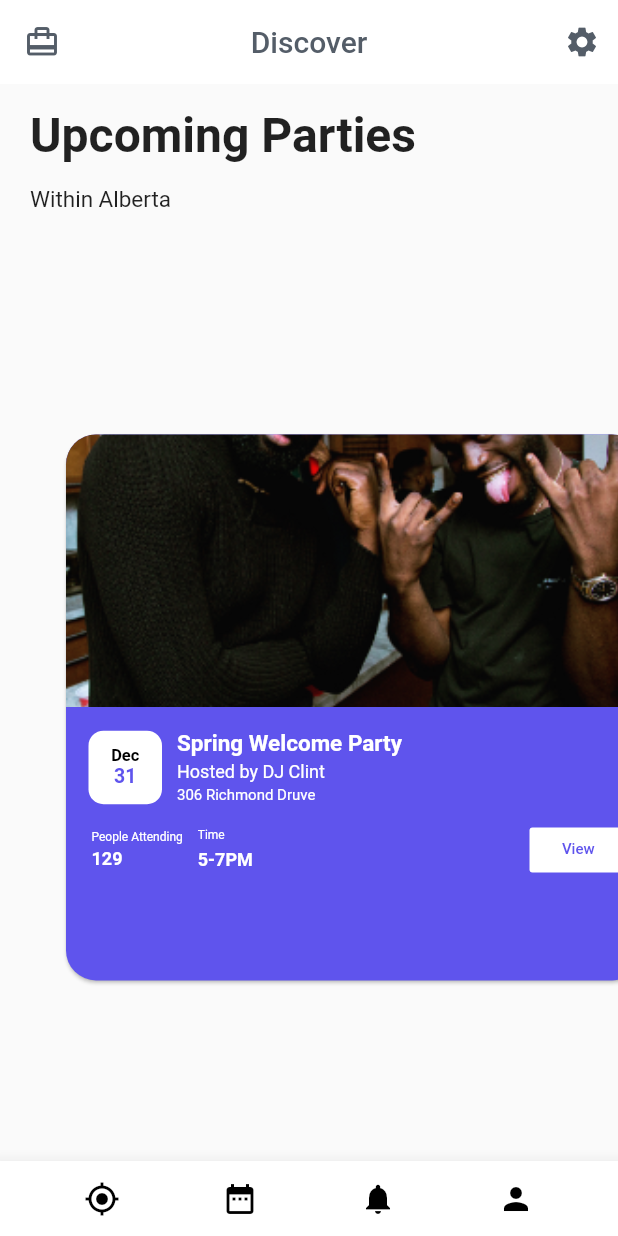
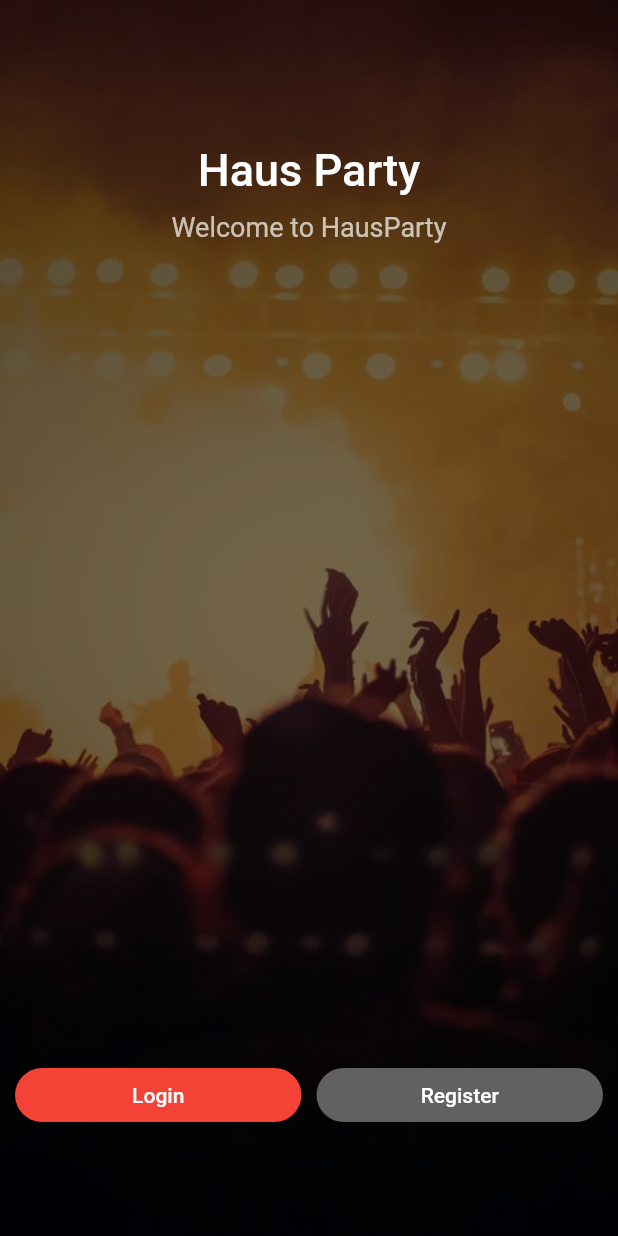
Before and after one commit to CalmExperts/Haus_party, a Flutter app: the screen it shows after launch, on a phone screen of 412 x 824 dp. Run offline on Flutter 3.47's test engine with Material 2 defaults, Android fonts, the phone set to English and light mode, and no system bars; our stand-ins replace flutter_credit_card, qr_flutter, table_calendar; missing offline and left inert: dart:ffi; Roboto replaces fonts that are missing (Varela).

Commit message:
most recent changes

```diff
--- /dev/null
+++ b/lib/auth_page.dart
@@ -0,0 +1,311 @@
+import 'package:flutter/material.dart';
+// import 'package:flutter_ui_challenges/core/presentation/res/assets.dart';
+// import 'package:font_awesome_flutter/font_awesome_flutter.dart';
+
+class AuthPage extends StatefulWidget {
+  static final String path = "lib/src/pages/login/auth3.dart";
+
+  @override
+  _AuthPageState createState() => _AuthPageState();
+}
+
+class _AuthPageState extends State<AuthPage> {
+  bool formVisible;
+  int _formsIndex;
+
+  @override
+  void initState() {
+    super.initState();
+    formVisible = false;
+    _formsIndex = 1;
+  }
+
+  @override
+  Widget build(BuildContext context) {
+    return Scaffold(
+        body: Container(
+      decoration: BoxDecoration(
+        image: DecorationImage(
+          image: AssetImage('assets/party_background.jpg'),
+          fit: BoxFit.cover,
+        ),
+      ),
+      child: Stack(
+        children: <Widget>[
+          Container(
+            color: Colors.black54,
+            child: Column(
+              children: <Widget>[
+                const SizedBox(height: kToolbarHeight + 40),
+                Expanded(
+                  child: Column(
+                    children: <Widget>[
+                      Text(
+                        "Haus Party",
+                        style: TextStyle(
+                          color: Colors.white,
+                          fontWeight: FontWeight.w500,
+                          fontSize: 30.0,
+                        ),
+                      ),
+                      const SizedBox(height: 10.0),
+                      Text(
+                        "Welcome to HausParty",
+                        style: TextStyle(
+                          color: Colors.white70,
+                          fontSize: 18.0,
+                        ),
+                        textAlign: TextAlign.center,
+                      ),
+                    ],
+                  ),
+                ),
+                const SizedBox(height: 10.0),
+                Row(
+                  children: <Widget>[
+                    const SizedBox(width: 10.0),
+                    Expanded(
+                      child: RaisedButton(
+                        color: Colors.red,
+                        textColor: Colors.white,
+                        elevation: 0,
+                        shape: RoundedRectangleBorder(
+                          borderRadius: BorderRadius.circular(20.0),
+                        ),
+                        child: Text("Login"),
+                        onPressed: () {
+                          setState(() {
+                            formVisible = true;
+                            _formsIndex = 1;
+                          });
+                        },
+                      ),
+                    ),
+                    const SizedBox(width: 10.0),
+                    Expanded(
+                      child: RaisedButton(
+                        color: Colors.grey.shade700,
+                        textColor: Colors.white,
+                        elevation: 0,
+                        shape: RoundedRectangleBorder(
+                          borderRadius: BorderRadius.circular(20.0),
+                        ),
+                        child: Text("Register"),
+                        onPressed: () {
+                          setState(() {
+                            formVisible = true;
+                            _formsIndex = 2;
+                          });
+                        },
+                      ),
+                    ),
+                    const SizedBox(width: 10.0),
+                  ],
+                ),
+                const SizedBox(height: 40.0),
+                // OutlineButton.icon(
+                //   borderSide: BorderSide(color: Colors.red),
+                //   color: Colors.red,
+                //   textColor: Colors.white,
+                //   shape: RoundedRectangleBorder(
+                //     borderRadius: BorderRadius.circular(20.0),
+                //   ),
+                //   icon: Icon(Ic),
+                //   label: Text("Continue with Google"),
+                //   onPressed: () {},
+                // ),
+                const SizedBox(height: 30.0),
+              ],
+            ),
+          ),
+          AnimatedSwitcher(
+            duration: Duration(milliseconds: 200),
+            child: (!formVisible)
+                ? null
+                : Container(
+                    color: Colors.black54,
+                    alignment: Alignment.center,
+                    child: Column(
+                      mainAxisSize: MainAxisSize.min,
+                      children: <Widget>[
+                        Row(
+                          mainAxisAlignment: MainAxisAlignment.center,
+                          children: <Widget>[
+                            RaisedButton(
+                              textColor: _formsIndex == 1
+                                  ? Colors.white
+                                  : Colors.black,
+                              color:
+                                  _formsIndex == 1 ? Colors.red : Colors.white,
+                              child: Text("Login"),
+                              shape: RoundedRectangleBorder(
+                                  borderRadius: BorderRadius.circular(20.0)),
+                              onPressed: () {
+                                setState(() {
+                                  _formsIndex = 1;
+                                });
+                              },
+                            ),
+                            const SizedBox(width: 10.0),
+                            RaisedButton(
+                              textColor: _formsIndex == 2
+                                  ? Colors.white
+                                  : Colors.black,
+                              color:
+                                  _formsIndex == 2 ? Colors.red : Colors.white,
+                              child: Text("Register"),
+                              shape: RoundedRectangleBorder(
+                                  borderRadius: BorderRadius.circular(20.0)),
+                              onPressed: () {
+                                setState(() {
+                                  _formsIndex = 2;
+                                });
+                              },
+                            ),
+                            const SizedBox(width: 10.0),
+                            IconButton(
+                              color: Colors.white,
+                              icon: Icon(Icons.clear),
+                              onPressed: () {
+                                setState(() {
+                                  formVisible = false;
+                                });
+                              },
+                            )
+                          ],
+                        ),
+                        Container(
+                          child: AnimatedSwitcher(
+                            duration: Duration(milliseconds: 300),
+                            child:
+                                _formsIndex == 1 ? LoginForm() : RegisterForm(),
+                          ),
+                        )
+                      ],
+                    ),
+                  ),
+          )
+        ],
+      ),
+    ));
+  }
+}
+
+class LoginForm extends StatelessWidget {
+  const LoginForm({
+    Key key,
+  }) : super(key: key);
+
+  @override
+  Widget build(BuildContext context) {
+    return Container(
+      margin: const EdgeInsets.all(16.0),
+      decoration: BoxDecoration(
+        color: Colors.white,
+        borderRadius: BorderRadius.circular(16.0),
+      ),
+      child: ListView(
+        shrinkWrap: true,
+        padding: const EdgeInsets.all(16.0),
+        children: <Widget>[
+          TextField(
+            decoration: InputDecoration(
+              hintText: "Enter email",
+              border: OutlineInputBorder(),
+            ),
+          ),
+          const SizedBox(height: 10.0),
+          TextField(
+            obscureText: true,
+            decoration: InputDecoration(
+              hintText: "Enter password",
+              border: OutlineInputBorder(),
+            ),
+          ),
+          const SizedBox(height: 10.0),
+          RaisedButton(
+            color: Colors.red,
+            textColor: Colors.white,
+            elevation: 0,
+            shape: RoundedRectangleBorder(
+              borderRadius: BorderRadius.circular(20.0),
+            ),
+            child: Text("Login"),
+            onPressed: () {
+              Navigator.pushNamed(context, '/');
+            },
+          ),
+        ],
+      ),
+    );
+  }
+}
+
+class RegisterForm extends StatelessWidget {
+  const RegisterForm({
+    Key key,
+  }) : super(key: key);
+
+  @override
+  Widget build(BuildContext context) {
+    return Container(
+      margin: const EdgeInsets.all(16.0),
+      decoration: BoxDecoration(
+        color: Colors.white,
+        borderRadius: BorderRadius.circular(16.0),
+      ),
+      child: ListView(
+        shrinkWrap: true,
+        padding: const EdgeInsets.all(16.0),
+        children: <Widget>[
+          TextField(
+            decoration: InputDecoration(
+              hintText: "Enter First Name",
+              border: OutlineInputBorder(),
+            ),
+          ),
+          const SizedBox(height: 10.0),
+          TextField(
+            decoration: InputDecoration(
+              hintText: "Enter Last Name",
+              border: OutlineInputBorder(),
+            ),
+          ),
+          const SizedBox(height: 10.0),
+          TextField(
+            decoration: InputDecoration(
+              hintText: "Enter Username",
+              border: OutlineInputBorder(),
+            ),
+          ),
+          const SizedBox(height: 10.0),
+          TextField(
+            decoration: InputDecoration(
+              hintText: "Enter email",
+              border: OutlineInputBorder(),
+            ),
+          ),
+          const SizedBox(height: 10.0),
+          TextField(
+            obscureText: true,
+            decoration: InputDecoration(
+              hintText: "Enter password",
+              border: OutlineInputBorder(),
+            ),
+          ),
+          const SizedBox(height: 10.0),
+          RaisedButton(
+            color: Colors.red,
+            textColor: Colors.white,
+            elevation: 0,
+            shape: RoundedRectangleBorder(
+              borderRadius: BorderRadius.circular(20.0),
+            ),
+            child: Text("Register"),
+            onPressed: () {},
+          ),
+        ],
+      ),
+    );
+  }
+}
--- a/lib/main.dart
+++ b/lib/main.dart
@@ -1,6 +1,7 @@
 import 'package:flutter/material.dart';
 import 'package:haus_party/home_cards.dart';
 import 'package:haus_party/home_page_alt.dart';
+import 'package:haus_party/routing.dart';
 
 import 'bottom_bar.dart';
 import 'location_settings.dart';
@@ -13,6 +14,8 @@ class MyApp extends StatelessWidget {
   Widget build(BuildContext context) {
     return MaterialApp(
       title: 'Haus Party',
+      initialRoute: '/auth',
+      routes: routes,
       theme: ThemeData(
         // This is the theme of your application.
         //
--- a/lib/page_description.dart
+++ b/lib/page_description.dart
@@ -35,7 +35,9 @@ class PartyDesc extends StatelessWidget {
                             color: Color(0xFF5F54ED),
                             size: 20,
                           ),
-                          onPressed: () {})),
+                          onPressed: () {
+                            Navigator.pop(context);
+                          })),
                 ),
                 Positioned(
                     top: 200,
--- /dev/null
+++ b/lib/routing.dart
@@ -0,0 +1,9 @@
+
+
+import 'package:haus_party/auth_page.dart';
+import 'package:haus_party/main.dart';
+
+final routes = {
+  // '/': (context) => new MyHomePage(),
+  '/auth': (context) => new AuthPage(),
+};
--- a/pubspec.yaml
+++ b/pubspec.yaml
@@ -58,6 +58,8 @@ flutter:
     - assets/henessy.png
     - assets/dom_perignon.png
     - assets/asset-3.png
+    - assets/party_background.jpg
+
 
 
 
```
Also changed, not shown: assets/party_background.jpg (added), flutter_01.png (added), flutter_02.png (added), flutter_03.png (added), flutter_04.png (added), flutter_05.png (added), flutter_06.png (added).
